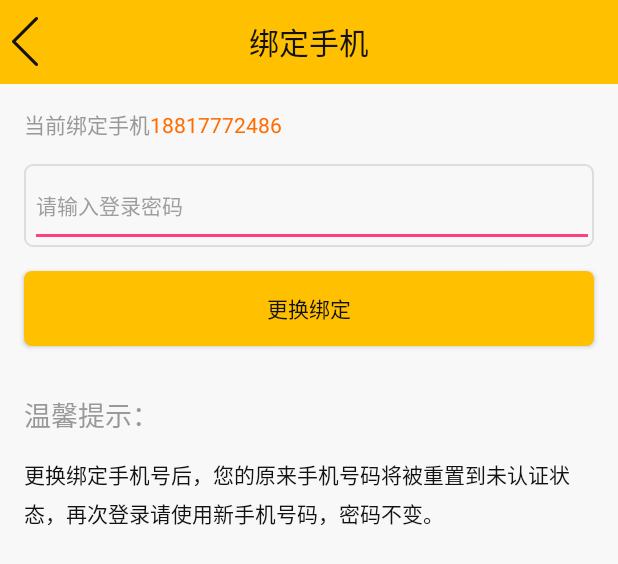
After one commit to duhualong/GoldBowls, an Android app: the layout activity_bind_phone.xml on its own in the app's theme, with its tools: preview values and no code run, on a phone screen of 412 x 824 dp. The commit adds this screen. Shown: the top 564 px of the screen. Run offline under Robolectric (Android 15) with nearby library versions, the phone set to English and light mode, and no system bars.

Commit message:
绑定手机

```diff
--- /dev/null
+++ b/app/src/main/res/layout/activity_bind_phone.xml
@@ -0,0 +1,104 @@
+<?xml version="1.0" encoding="utf-8"?>
+<LinearLayout xmlns:android="http://schemas.android.com/apk/res/android"
+    android:orientation="vertical"
+    android:layout_width="match_parent"
+    android:layout_height="match_parent"
+    android:background="@color/light_white">
+    <RelativeLayout
+        android:layout_width="match_parent"
+        android:layout_height="?android:actionBarSize"
+        android:background="@color/colorPrimary">
+        <ImageView
+            android:layout_width="wrap_content"
+            android:layout_height="wrap_content"
+            android:id="@id/back_left"
+            android:src="@drawable/ic_back_black_left"
+            android:layout_centerVertical="true"
+            android:padding="@dimen/space.small"/>
+        <TextView
+            android:layout_width="wrap_content"
+            android:layout_height="wrap_content"
+            android:textColor="@color/tint_color"
+            android:text="@string/tv_bind_phone"
+            android:layout_centerInParent="true"
+            android:textAppearance="@style/TextAppearance.AppCompat.Title"/>
+
+    </RelativeLayout>
+    <LinearLayout
+        android:layout_width="match_parent"
+        android:layout_height="wrap_content"
+        android:orientation="horizontal"
+        android:padding="@dimen/space.medium">
+    <TextView
+        android:layout_width="wrap_content"
+        android:layout_height="wrap_content"
+        android:textAppearance="@style/TextAppearance.AppCompat.Body1"
+        android:text="@string/tv_current_bind"
+        android:textColor="@color/gray_deep"/>
+        <TextView
+            android:id="@id/tv_phone_number"
+            android:layout_width="wrap_content"
+            android:layout_height="wrap_content"
+            android:text="@string/tv_phone_number"
+            android:textAppearance="@style/TextAppearance.AppCompat.Body1"
+            android:textColor="@color/orange_button"/>
+    </LinearLayout>
+    <LinearLayout
+        android:layout_width="match_parent"
+        android:layout_height="@dimen/button_height"
+        android:layout_marginLeft="@dimen/space.medium"
+        android:layout_marginStart="@dimen/space.medium"
+        android:layout_marginEnd="@dimen/space.medium"
+        android:layout_marginRight="@dimen/space.medium"
+        android:orientation="horizontal"
+        android:background="@drawable/bg_round_shallow_gray_input">
+        <EditText
+            android:id="@id/input_password"
+            android:layout_width="match_parent"
+            android:layout_height="match_parent"
+            android:layout_marginLeft="@dimen/space.very_small"
+            android:layout_marginStart="@dimen/space.very_small"
+            android:inputType="textPassword"
+            android:textColorHint="@color/gray"
+            android:hint="@string/et_login_password"
+            android:textAppearance="@style/TextAppearance.AppCompat.Body1"
+            android:textColor="@color/tint_color"
+            android:maxLength="25"/>
+    </LinearLayout>
+    <Button
+        android:id="@id/btn_change_bind"
+        android:layout_width="match_parent"
+        android:layout_height="@dimen/button_height_normal"
+        android:background="@drawable/bg_round_color_primary"
+        android:text="@string/btn_change_bind"
+        android:textAppearance="@style/TextAppearance.AppCompat.Body1"
+        android:textColor="@color/tint_color"
+        android:layout_marginStart="@dimen/space.medium"
+        android:layout_marginRight="@dimen/space.medium"
+        android:layout_marginEnd="@dimen/space.medium"
+        android:layout_marginTop="@dimen/space.medium"
+        android:layout_marginLeft="@dimen/space.medium"
+        android:layout_marginBottom="@dimen/space.medium"/>
+
+    <TextView
+        android:layout_width="wrap_content"
+        android:layout_height="wrap_content"
+        android:layout_marginTop="@dimen/space.medium"
+        android:layout_marginLeft="@dimen/space.medium"
+        android:layout_marginStart="@dimen/space.medium"
+        android:text="@string/tv_warm_prompt"
+        android:textAppearance="@style/TextAppearance.AppCompat.Medium"
+        android:textColor="@color/gray_deep"/>
+    <TextView
+        android:layout_width="wrap_content"
+        android:layout_height="wrap_content"
+        android:layout_marginTop="@dimen/space.medium"
+        android:layout_marginLeft="@dimen/space.medium"
+        android:layout_marginStart="@dimen/space.medium"
+        android:layout_marginRight="@dimen/space.medium"
+        android:layout_marginEnd="@dimen/space.medium"
+        android:text="@string/tv_bind_tip"
+        android:lineSpacingExtra="5dp"
+        android:textAppearance="@style/TextAppearance.AppCompat.Body1"
+        android:textColor="@color/tint_color"/>
+</LinearLayout>
--- a/app/src/main/res/layout/fragment_forget_password_first.xml
+++ b/app/src/main/res/layout/fragment_forget_password_first.xml
@@ -24,6 +24,7 @@
             android:textColor="@color/tint_color"/>
 
     </RelativeLayout>
+
     <LinearLayout
         android:layout_width="match_parent"
         android:layout_height="wrap_content"
@@ -73,6 +74,7 @@
                 android:textAppearance="@style/TextAppearance.AppCompat.Body1"
                 android:background="@drawable/bg_round_shallow_gray_input"/>
             <Button
+                android:id="@id/btn_get_code"
                 android:layout_width="0dp"
                 android:layout_height="@dimen/button_height"
                 android:layout_weight="1"
--- a/app/src/main/res/layout/fragment_personal_pager.xml
+++ b/app/src/main/res/layout/fragment_personal_pager.xml
@@ -178,8 +178,6 @@
                android:layout_height="wrap_content"
                android:orientation="vertical">
                <include layout="@layout/include_personal_content"/>
-
-
            </LinearLayout>
        </ScrollView>
     </LinearLayout>
--- a/app/src/main/res/values/strings.xml
+++ b/app/src/main/res/values/strings.xml
@@ -66,6 +66,38 @@
     <string name="tv_code">积分</string>
     <string name="tv_my">我的</string>
 
+    <!--绑定手机更换-->
+    <string name="tv_warm_prompt">温馨提示：</string>
+    <string name="et_login_password">请输入登录密码</string>
+    <string name="tv_current_bind">当前绑定手机</string>
+    <string name="tv_phone_number">18817772486</string>
+    <string name="btn_change_bind">更换绑定</string>
+    <string name="tv_bind_tip">更换绑定手机号后，您的原来手机号码将被重置到未认证状态，再次登录请使用新手机号码，密码不变。</string>
+    <string name="tv_change_bind_phone">更换绑定手机</string>
+    <string name="et_change_bind_phone_hint">请输入更换要绑定的手机号</string>
+    <string name="btn_send_code">发送验证码</string>
+    <string name="btn_verification">去验证</string>
+
+    <!--账户安全-->
+    <string name="tv_login_password">登录密码</string>
+    <string name="tv_payment_password">支付密码</string>
+    <string name="tv_gesture_password">手势密码</string>
+    <string name="tv_set_gesture_password">设置手势密码</string>
+
+    <!--我的积分-->
+    <string name="tv_total_code">总积分</string>
+    <string name="tv_code_explain">积分说明</string>
+    <string name="btn_code_exchange">积分兑换商品</string>
+    <string name="tv_recently_recode">最近30天积分记录</string>
+    <string name="tv_code_number">分</string>
+    <string name="tv_code_number_count">1000</string>
+    <string name="item_code_title_name">投资积分</string>
+    <string name="item_code_date_time">2016&#8211;10&#8211;12 10:00</string>
+    <string name="item_code_number">+222</string>
+
+
+
+
 
 
 </resources>
```
Also changed, not shown: app/src/main/res/drawable/bg_round_color_gray_deep.xml (added, +9 -0 lines), app/src/main/res/drawable/bg_round_color_white.xml (added, +9 -0 lines), app/src/main/res/drawable/checkbox_set_password_style.xml (added, +10 -0 lines), app/src/main/res/layout/activity_account_security.xml (added, +132 -0 lines), app/src/main/res/layout/activity_change_bind_phone.xml (added, +101 -0 lines), app/src/main/res/layout/activity_my_code.xml (added, +105 -0 lines), app/src/main/res/layout/item_code_detail.xml (added, +40 -0 lines), app/src/main/res/values/ids.xml (+23 -0 lines), app/src/main/res/drawable-hdpi/checkbox_default.png (added), app/src/main/res/drawable-hdpi/checkbox_select.png (added), app/src/main/res/drawable/bg_round_shallow_gray_input.xml (renamed from app/src/main/res/drawable-hdpi/bg_round_shallow_gray_input.xml), app/src/main/res/drawable/bg_round_shallow_primary_input.xml (renamed from app/src/main/res/drawable-hdpi/bg_round_shallow_primary_input.xml), 1 other file.
